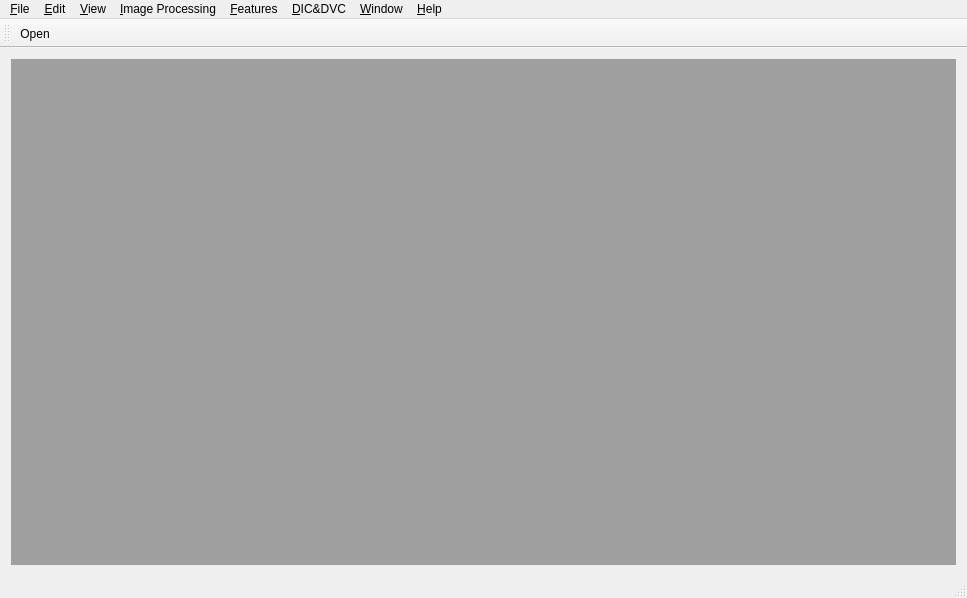
First picture: the form in TW/TW_Core/tw_coremainwindow.ui, repository TWANG006/TW, before the edit.
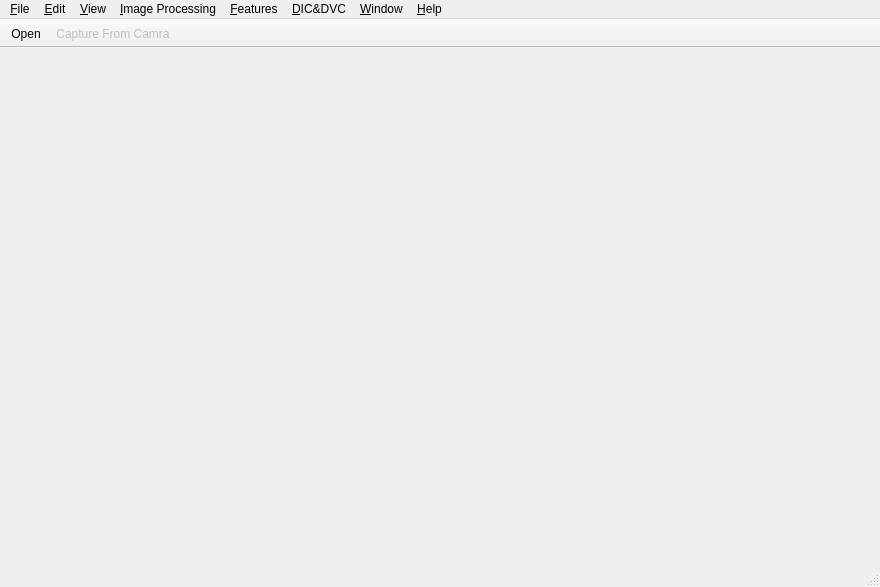
Second picture: the form after the edit. Icons and pictures are not drawn.

The edit to the form file:
```diff
--- a/TW/TW_Core/tw_coremainwindow.ui
+++ b/TW/TW_Core/tw_coremainwindow.ui
@@ -6,8 +6,8 @@
    <rect>
     <x>0</x>
     <y>0</y>
-    <width>967</width>
-    <height>598</height>
+    <width>880</width>
+    <height>587</height>
    </rect>
   </property>
   <property name="windowTitle">
@@ -17,19 +17,13 @@
    <iconset resource="tw_coremainwindow.qrc">
     <normaloff>:/TW_CoreMainWindow/icons/App.ico</normaloff>:/TW_CoreMainWindow/icons/App.ico</iconset>
   </property>
-  <widget class="QWidget" name="centralWidget">
-   <layout class="QGridLayout" name="gridLayout">
-    <item row="0" column="0">
-     <widget class="QMdiArea" name="mdiArea"/>
-    </item>
-   </layout>
-  </widget>
+  <widget class="QWidget" name="centralWidget"/>
   <widget class="QMenuBar" name="menuBar">
    <property name="geometry">
     <rect>
      <x>0</x>
      <y>0</y>
-     <width>967</width>
+     <width>880</width>
      <height>23</height>
     </rect>
    </property>
@@ -106,6 +100,12 @@
    <property name="windowTitle">
     <string>toolBar</string>
    </property>
+   <property name="statusTip">
+    <string>Capture images from camera</string>
+   </property>
+   <property name="movable">
+    <bool>false</bool>
+   </property>
    <attribute name="toolBarArea">
     <enum>TopToolBarArea</enum>
    </attribute>
@@ -113,6 +113,7 @@
     <bool>false</bool>
    </attribute>
    <addaction name="actionOpen"/>
+   <addaction name="actionCapture_From_Camra"/>
   </widget>
   <action name="actionOpen">
    <property name="icon">
@@ -133,6 +134,13 @@
    </property>
   </action>
   <action name="actionCapture_From_Camra">
+   <property name="enabled">
+    <bool>false</bool>
+   </property>
+   <property name="icon">
+    <iconset resource="tw_coremainwindow.qrc">
+     <normaloff>:/TW_CoreMainWindow/icons/Cam.ico</normaloff>:/TW_CoreMainWindow/icons/Cam.ico</iconset>
+   </property>
    <property name="text">
     <string>Capture From Camra...</string>
    </property>
```
Left out of the diff: 2 changed lines with no effect on the pictures.
